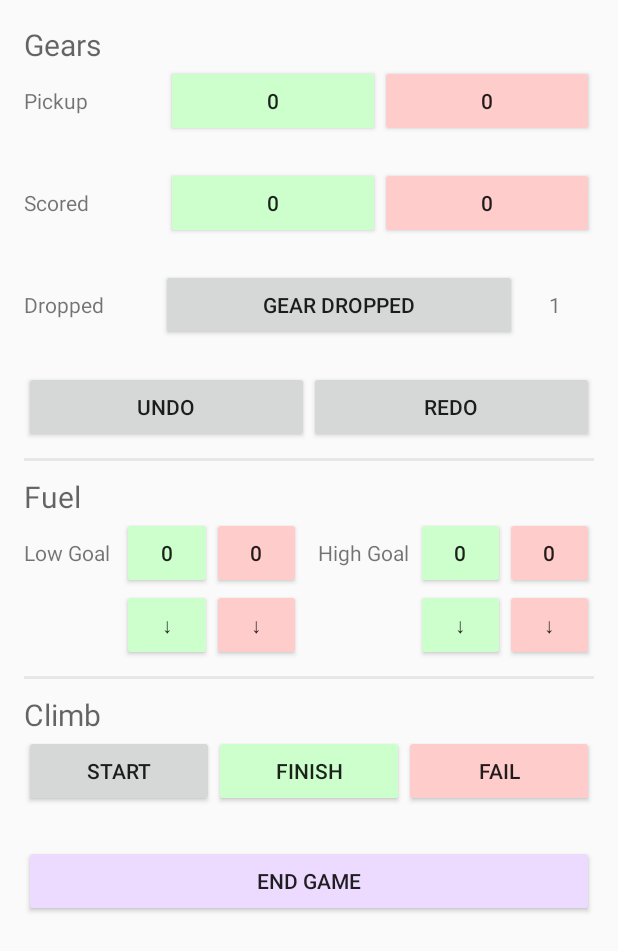
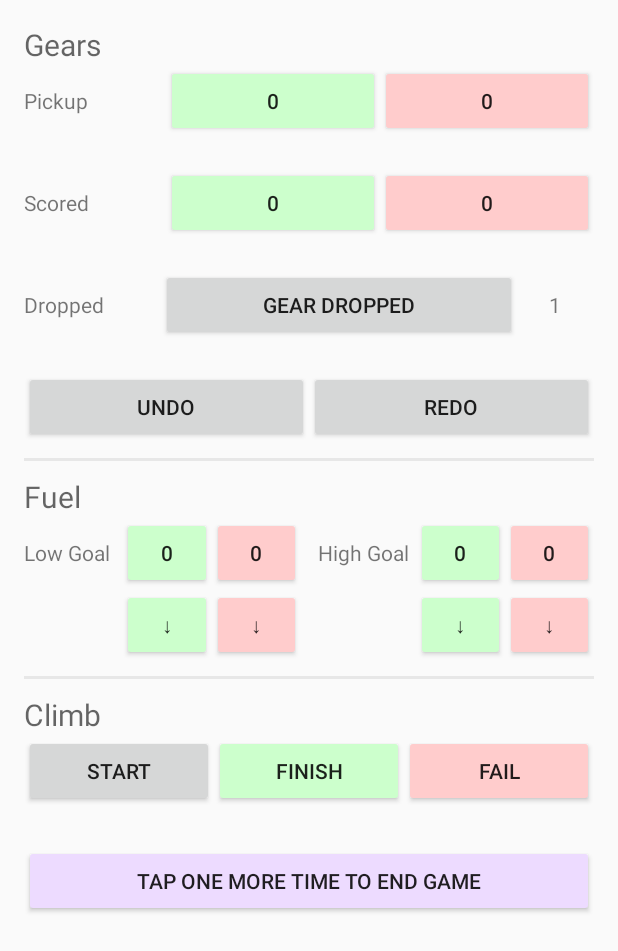
Before and after one commit to GSeve4/TeleopApplication, an Android app: the GameActivity screen opened directly, with no data from a screen before it, after a tap on "END GAME", on a phone screen of 412 x 824 dp. Shown: the top 951 px of the screen. Run offline under Robolectric (Android 15) with nearby library versions, the phone set to English and light mode, and no system bars; 1 other tap on this screen came first.

Commit message:
End game button now requires to taps to end game.

```diff
--- a/app/src/main/java/salinesingularity/singularitytimingapplication/GameActivity.java
+++ b/app/src/main/java/salinesingularity/singularitytimingapplication/GameActivity.java
@@ -1,8 +1,12 @@
 package salinesingularity.singularitytimingapplication;
 
+import android.app.Dialog;
 import android.content.ClipData;
 import android.content.ClipboardManager;
 import android.content.Context;
+import android.content.DialogInterface;
+import android.support.v4.app.DialogFragment;
+import android.support.v7.app.AlertDialog;
 import android.support.v7.app.AppCompatActivity;
 import android.os.Bundle;
 import android.util.Log;
@@ -23,6 +27,8 @@ public class GameActivity extends AppCompatActivity {
     int low_s, low_f, high_s, high_f;
     boolean climbing = false;
     boolean climb_finished = false;
+    boolean end_match_pressed = false;
+    long endTime = 0;
 
     ArrayList<TeleopEvent> events;
     ArrayList<TeleopEvent> undone;
@@ -207,6 +213,13 @@ public class GameActivity extends AppCompatActivity {
 
     public void updateCounters() {
 
+        //set end match button back to normal when any other button is pressed
+        end_match_pressed = false;
+
+        Button btnEndGame = (Button) findViewById(R.id.btnEndGame);
+        btnEndGame.setText(getString(R.string.default_end_game));
+
+
         //Get the count of each type of event
         setCountsToZero();
         for(TeleopEvent e : events) {
@@ -291,8 +304,14 @@ public class GameActivity extends AppCompatActivity {
     {
 
 
+        if(!end_match_pressed) { //if the end match button hasn't been pressed yet
+            end_match_pressed = true;
+            Button btnEndGame = (Button) findViewById(R.id.btnEndGame);
+            btnEndGame.setText(getString(R.string.dialogEndGame));
+            endTime = System.currentTimeMillis();
+        } else { //if the end match button has been pressed once
+
         //Generate a string representing the match
-        long endTime = System.currentTimeMillis();
         String result = "";
         for(TeleopEvent t : events) {
             //Log.d("event", t.toStringGameTime(endTime));
@@ -322,9 +341,12 @@ public class GameActivity extends AppCompatActivity {
         Toast toast = Toast.makeText(getApplicationContext(), "Match data copied to clipboard", Toast.LENGTH_SHORT);
         toast.show();
 
+        }
 
 
     }
+
+    //===========================================  PRIVATE CLASSES ==============================================
 
     private class TeleopEvent
     {
@@ -354,7 +376,28 @@ public class GameActivity extends AppCompatActivity {
         }
 
     }
-
+/*
+    private class EndMatchDialogFragment extends DialogFragment {
+        @Override
+        public Dialog onCreateDialog(Bundle savedInstanceState) {
+            // Use the Builder class for convenient dialog construction
+            AlertDialog.Builder builder = new AlertDialog.Builder(getActivity());
+            builder.setMessage(R.string.dialog_end_match)
+                    .setPositiveButton(R.string.fire, new DialogInterface.OnClickListener() {
+                        public void onClick(DialogInterface dialog, int id) {
+                            // FIRE ZE MISSILES!
+                        }
+                    })
+                    .setNegativeButton(R.string.cancel, new DialogInterface.OnClickListener() {
+                        public void onClick(DialogInterface dialog, int id) {
+                            // User cancelled the dialog
+                        }
+                    });
+            // Create the AlertDialog object and return it
+            return builder.create();
+        }
+    }
+*/
     private enum TeleopEventType {
 
         //Gears
--- a/app/src/main/res/layout/activity_game.xml
+++ b/app/src/main/res/layout/activity_game.xml
@@ -331,7 +331,7 @@
         </LinearLayout>
 
         <Button
-            android:text="End Game"
+            android:text="@string/default_end_game"
             android:layout_width="match_parent"
             android:layout_height="wrap_content"
             android:id="@+id/btnEndGame"
--- a/app/src/main/res/values/strings.xml
+++ b/app/src/main/res/values/strings.xml
@@ -14,6 +14,7 @@
     <string name="finish_climb">Finish</string>
     <string name="fail_climb">Fail</string>
     <string name="climb_complete">Undo</string>
+    <string name="default_end_game">End Game</string>
 
     <string name="Instructions">\tWhen you press the start match button you will be presented with the
         screen you will use while in teleop. Do not record scores in Autonomous mode.\n\n\tFor every gear
@@ -26,4 +27,5 @@
         will decrement.\n\n\tWhen the match end whistle sounds, press the end match button, this is time
         sensitive. It will then copy data to your clipboard, you must paste this into the
         \"Data from teleop app\" text box under the \"Midgame\" tab in Memento.</string>
+    <string name="dialogEndGame">Tap one more time to end game</string>
 </resources>
```
